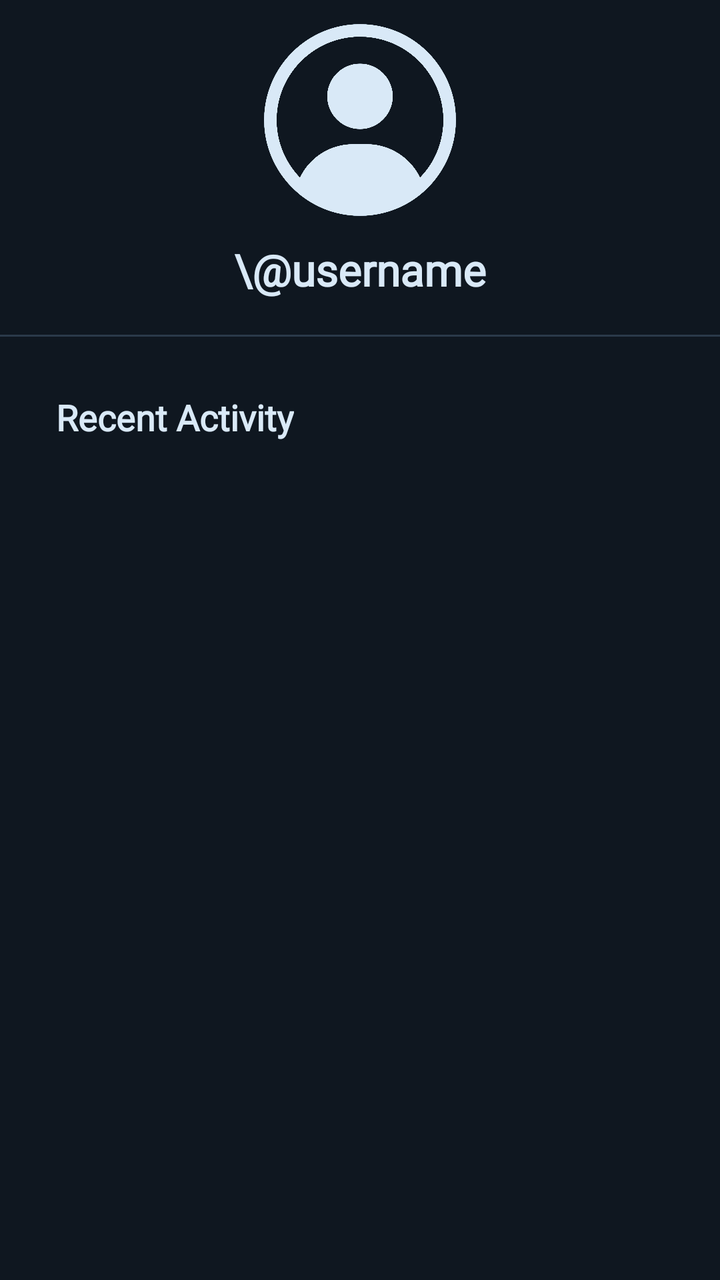
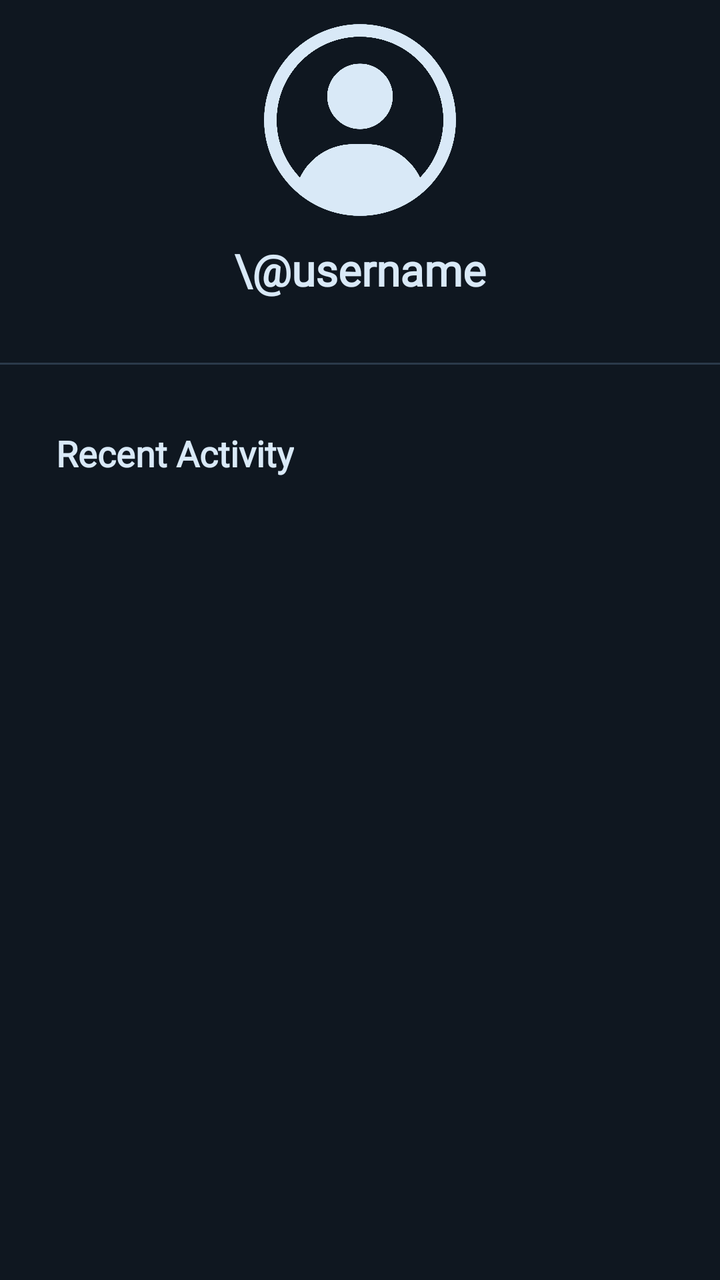

Two renders of the same Android screen: before a commit and after it. Below are the layout's source before the change and the commit's diff.
<!-- AndroidManifest.xml: application theme Theme.MyApplication -->
<!-- res/layout/fragment_profile_profile.xml -->
<?xml version="1.0" encoding="utf-8"?>
<LinearLayout xmlns:android="http://schemas.android.com/apk/res/android"
    android:layout_width="match_parent"
    android:layout_height="match_parent"
    android:orientation="vertical"
    android:background="#0F1720">

    <LinearLayout
        android:layout_width="wrap_content"
        android:layout_height="wrap_content"
        android:orientation="vertical"
        android:layout_gravity="center"
        android:gravity="center_horizontal" >

        <ImageView
            android:layout_width="120dp"
            android:layout_height="120dp"
            android:src="@drawable/profile_nav_icon" />

        <TextView
            android:layout_width="wrap_content"
            android:layout_height="wrap_content"
            android:text="\@username"
            android:textColor="#D9E9F7"
            android:textSize="22sp"
            android:textStyle="bold"
            android:fontFamily="@font/inter_variablefont_opsz_wght"/>

    </LinearLayout>

    <View
        android:layout_width="match_parent"
        android:layout_height="1dp"
        android:background="#2B3A4A"
        android:layout_marginTop="18dp"/>

    <TextView
        android:layout_width="wrap_content"
        android:layout_height="wrap_content"
        android:text="Recent Activity"
        android:textColor="#D9E9F7"
        android:textSize="18sp"
        android:textStyle="bold"
        android:fontFamily="@font/dmseriftext_regular"
        android:layout_margin="28dp"/>

    <LinearLayout
        android:layout_width="wrap_content"
        android:layout_height="match_parent"
        android:orientation="horizontal"
        android:layout_marginLeft="28dp">

        
        <androidx.recyclerview.widget.RecyclerView
            android:id="@+id/recentActivityRecyclerView"
            android:layout_width="match_parent"
            android:layout_height="match_parent"
            android:padding="8dp"
            android:clipToPadding="false" />

    </LinearLayout>

    <View
        android:layout_width="match_parent"
        android:layout_height="1dp"
        android:background="#2B3A4A"
        android:layout_marginTop="18dp"/>

</LinearLayout>
<!-- resources referenced by this layout -->
<resources>
  <!-- drawable profile_nav_icon: png bitmap (drawable, 233000 bytes) -->
  <style name="Theme.MyApplication" parent="Base.Theme.MyApplication" />
  <style name="Base.Theme.MyApplication" parent="Theme.Material3.DayNight.NoActionBar">
          
          
      </style>
</resources>

<!-- the commit's change to res/layout/fragment_profile_profile.xml (unified diff, before → after) -->
@@ -32,7 +32,7 @@
         android:layout_width="match_parent"
         android:layout_height="1dp"
         android:background="#2B3A4A"
-        android:layout_marginTop="18dp"/>
+        android:layout_marginVertical="32dp" />
 
     <TextView
         android:layout_width="wrap_content"
@@ -42,7 +42,8 @@
         android:textSize="18sp"
         android:textStyle="bold"
         android:fontFamily="@font/dmseriftext_regular"
-        android:layout_margin="28dp"/>
+        android:layout_marginHorizontal="28dp"
+        android:layout_marginBottom="16dp"/>
 
     <LinearLayout
         android:layout_width="wrap_content"
